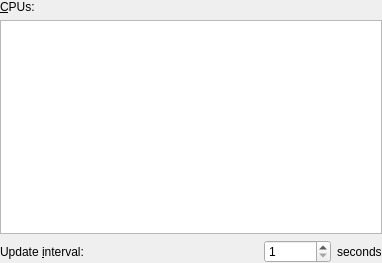
Old version of the form plasma/applets/system-monitor/cpu-config.ui in the repository mgottschlag/kwin-tiling.
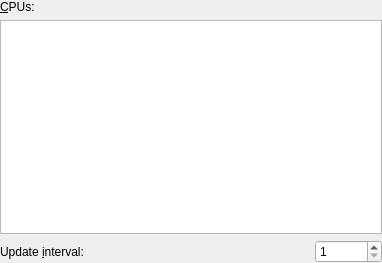
New version of the form.

```diff
--- a/plasma/applets/system-monitor/cpu-config.ui
+++ b/plasma/applets/system-monitor/cpu-config.ui
@@ -77,13 +77,6 @@
        </property>
       </widget>
      </item>
-     <item>
-      <widget class="QLabel" name="label_3" >
-       <property name="text" >
-        <string>seconds</string>
-       </property>
-      </widget>
-     </item>
     </layout>
    </item>
   </layout>
```
